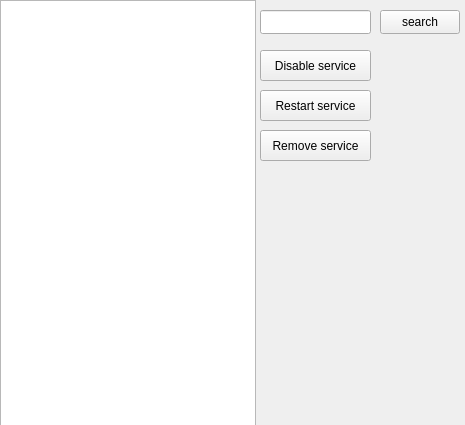
The window that Mast/services_manager.ui (jakubiszon26/Mast) describes before a commit, drawn with Qt 5.
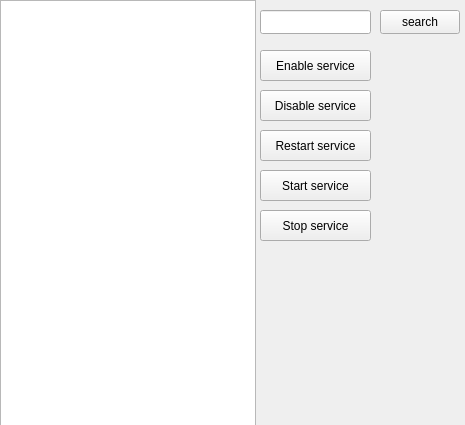
The same window after the commit.

Commit message: enable service on button click

```diff
--- a/Mast/services_manager.ui
+++ b/Mast/services_manager.ui
@@ -33,33 +33,33 @@
     </rect>
    </property>
    <property name="text">
-    <string>Disable service</string>
+    <string>Enable service</string>
    </property>
   </widget>
   <widget class="QPushButton" name="restart_button">
    <property name="geometry">
     <rect>
      <x>260</x>
-     <y>90</y>
-     <width>111</width>
-     <height>31</height>
-    </rect>
-   </property>
-   <property name="text">
-    <string>Restart service</string>
-   </property>
-  </widget>
-  <widget class="QPushButton" name="remove_button">
-   <property name="geometry">
-    <rect>
-     <x>260</x>
      <y>130</y>
      <width>111</width>
      <height>31</height>
     </rect>
    </property>
    <property name="text">
-    <string>Remove service</string>
+    <string>Restart service</string>
+   </property>
+  </widget>
+  <widget class="QPushButton" name="stop_button">
+   <property name="geometry">
+    <rect>
+     <x>260</x>
+     <y>210</y>
+     <width>111</width>
+     <height>31</height>
+    </rect>
+   </property>
+   <property name="text">
+    <string>Stop service</string>
    </property>
   </widget>
   <widget class="QLineEdit" name="search_input">
@@ -85,6 +85,32 @@
     <string>search</string>
    </property>
   </widget>
+  <widget class="QPushButton" name="disable_button">
+   <property name="geometry">
+    <rect>
+     <x>260</x>
+     <y>90</y>
+     <width>111</width>
+     <height>31</height>
+    </rect>
+   </property>
+   <property name="text">
+    <string>Disable service</string>
+   </property>
+  </widget>
+  <widget class="QPushButton" name="start_button">
+   <property name="geometry">
+    <rect>
+     <x>260</x>
+     <y>170</y>
+     <width>111</width>
+     <height>31</height>
+    </rect>
+   </property>
+   <property name="text">
+    <string>Start service</string>
+   </property>
+  </widget>
  </widget>
  <resources/>
  <connections/>
```
Left out of the diff: 2 changed lines with no effect on the pictures. The commit also changes 5 other files.
